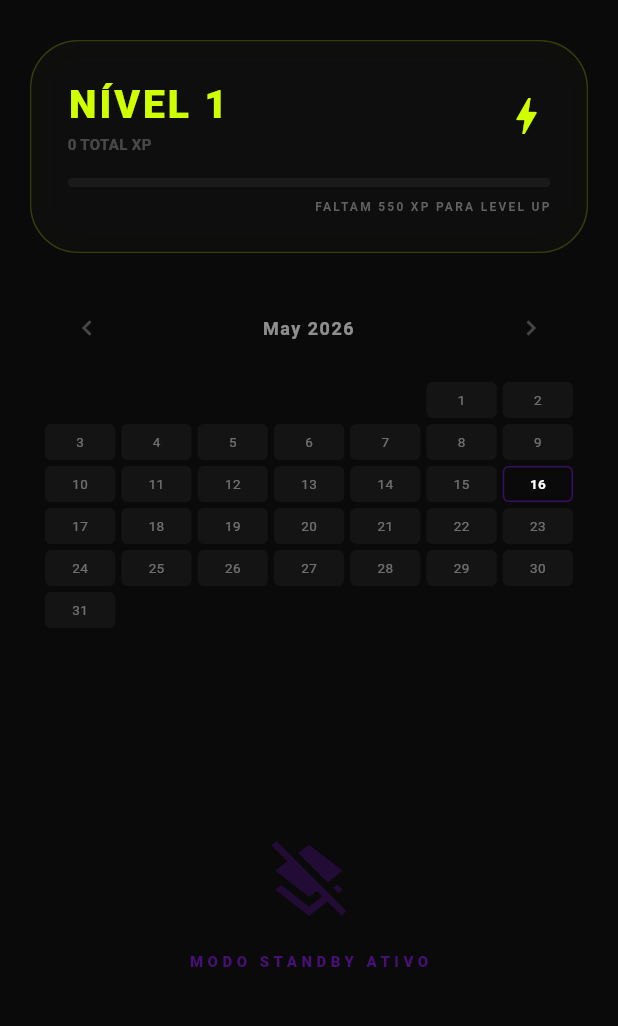
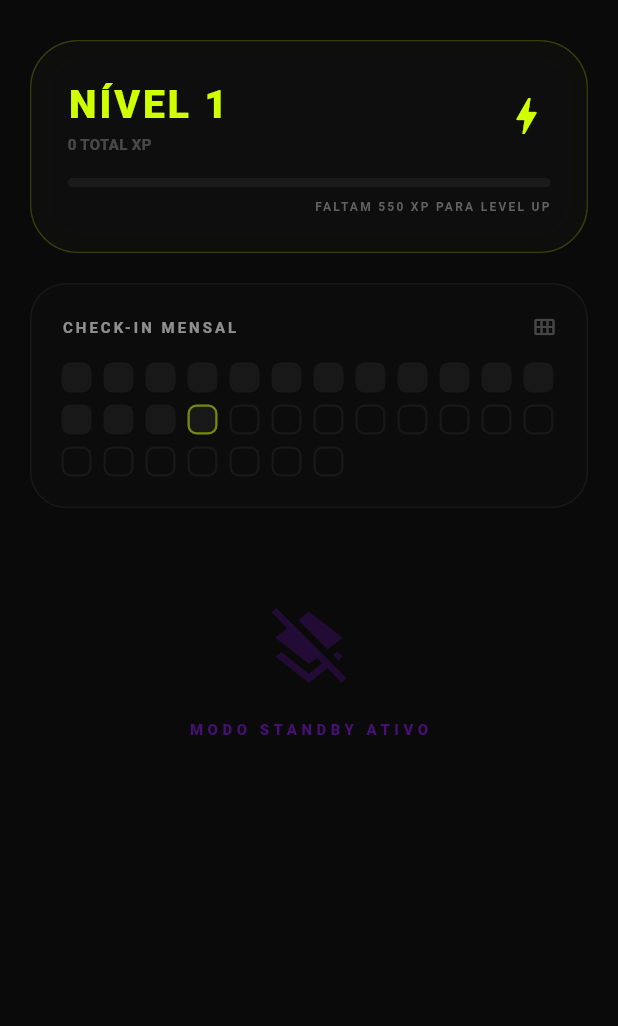
Before and after one commit to taina-coder/lifereset, a Flutter app: the HomeScreen screen opened by its route, on a phone screen of 412 x 824 dp, the part 59-1085 px from its top. Run offline on Flutter 3.47's test engine with Material 3 defaults, Android fonts, the phone set to English and light mode, and no system bars; drawn by our look-alikes of table_calendar; our stand-ins replace fl_chart, image_picker, shared_preferences; accounts and stored records are empty.

Commit message:
correção de bugs

```diff
--- a/lib/screens/manage_goals_screen.dart
+++ b/lib/screens/manage_goals_screen.dart
@@ -130,7 +130,7 @@ class _ManageGoalsScreenState extends State<ManageGoalsScreen> {
                         ),
                       ),
                     );
-                  }).toList(),
+                  }),
                 ],
               ),
             ),
--- /dev/null
+++ b/life_reset/lib/models/exercise_load.dart
@@ -0,0 +1,28 @@
+class ExerciseLoad {
+  final String exerciseName; // Pode ser o ID do exercício, dependendo de como está no seu app
+  final double weight;
+  final DateTime date;
+
+  ExerciseLoad({
+    required this.exerciseName,
+    required this.weight,
+    required this.date,
+  });
+
+  // Métodos úteis caso você esteja salvando em SQLite, Firebase ou SharedPreferences
+  Map<String, dynamic> toMap() {
+    return {
+      'exerciseName': exerciseName,
+      'weight': weight,
+      'date': date.toIso8601String(),
+    };
+  }
+
+  factory ExerciseLoad.fromMap(Map<String, dynamic> map) {
+    return ExerciseLoad(
+      exerciseName: map['exerciseName'],
+      weight: map['weight'],
+      date: DateTime.parse(map['date']),
+    );
+  }
+}
--- a/life_reset/lib/screens/home_screen.dart
+++ b/life_reset/lib/screens/home_screen.dart
@@ -1,15 +1,15 @@
 import 'package:flutter/material.dart';
 import 'dart:ui';
-import 'package:table_calendar/table_calendar.dart';
 import '../models/habit.dart';
 import '../data/habit_catalog.dart';
 import '../services/storage_service.dart';
 import '../services/habit_service.dart';
 import '../services/level_service.dart';
 import '../services/attribute_service.dart';
-import '../services/checkin_service.dart';
 import '../widgets/custom_drawer.dart';
 import '../models/task.dart';
+import '../services/checkin_service.dart';
+import '../widgets/add_load_dialog.dart'; // NOVO: Importação do widget de registrar carga
 
 class HomeScreen extends StatefulWidget {
   const HomeScreen({super.key});
@@ -28,9 +28,7 @@ class _HomeScreenState extends State<HomeScreen> {
 
   List<Habit> activeHabits = [];
   Map<String, double> overallProgressMap = {};
-
   List<String> checkinHistory = [];
-
   bool isLoading = true;
   int totalXp = 0;
 
@@ -93,7 +91,6 @@ class _HomeScreenState extends State<HomeScreen> {
 
     await StorageService.saveActiveHabits(activeHabits);
     await HabitService.logHabitAction(habit.id, habit.dayProgress * 100);
-
     overallProgressMap[habit.id] = await HabitService.getOverallProgress(habit);
     checkinHistory = await CheckinService.getCheckinHistory();
 
@@ -130,98 +127,27 @@ class _HomeScreenState extends State<HomeScreen> {
       drawer: const CustomDrawer(),
       body: Column(
         children: [
+          // NÍVEL GLOBAL (Fixo no topo da tela)
           _buildLevelHeader(),
 
+          // ÁREA ROLÁVEL (Calendário + Cards)
           Expanded(
-            child: activeHabits.isEmpty
-                ? Column(
-                    children: [
-                      Padding(
-                        padding: const EdgeInsets.symmetric(horizontal: 20),
-                        child: _buildMiniCalendar(),
-                      ),
-                      Expanded(child: _buildEmptyState()),
-                    ],
-                  )
-                : ListView.builder(
+            child: ListView(
               key: const PageStorageKey('main_habit_scroll'),
               padding: const EdgeInsets.symmetric(horizontal: 20, vertical: 10),
-                    itemCount: activeHabits.length + 1,
-                    itemBuilder: (context, index) {
-                      if (index == 0) {
-                        return Padding(
-                          padding: const EdgeInsets.only(bottom: 24),
-                          child: _buildMiniCalendar(),
-                        );
-                      }
-                      return _buildHabitCard(activeHabits[index - 1], index - 1);
-                    },
+              children: [
+
+                // O calendário agora rola junto com os cards
+                _buildMonthlyCheckinBlocks(),
+
+                if (activeHabits.isEmpty)
+                  _buildEmptyState()
+                else
+                  ...activeHabits.asMap().entries.map((entry) => _buildHabitCard(entry.value, entry.key)),
+              ],
             ),
           ),
         ],
-      ),
-    );
-  }
-
-  // CALENDÁRIO ULTRACÓMPACTO: Sem dias da semana e ainda menor
-  Widget _buildMiniCalendar() {
-    return Container(
-      padding: const EdgeInsets.symmetric(horizontal: 8),
-      child: TableCalendar(
-        firstDay: DateTime.utc(2023, 1, 1),
-        lastDay: DateTime.utc(2030, 12, 31),
-        focusedDay: DateTime.now(),
-        calendarFormat: CalendarFormat.month,
-        availableCalendarFormats: const {CalendarFormat.month: 'Mês'},
-
-        // ESCONDE OS DIAS DA SEMANA E DIMINUI A ALTURA
-        daysOfWeekVisible: false,
-        rowHeight: 28,
-
-        headerStyle: const HeaderStyle(
-          formatButtonVisible: false,
-          titleCentered: true,
-          titleTextStyle: TextStyle(color: Colors.white54, fontWeight: FontWeight.bold, fontSize: 12, letterSpacing: 1),
-          leftChevronIcon: Icon(Icons.chevron_left, color: Colors.white24, size: 20),
-          rightChevronIcon: Icon(Icons.chevron_right, color: Colors.white24, size: 20),
-          headerMargin: EdgeInsets.only(bottom: 4), // Aproxima os quadrados do título
-        ),
-
-        calendarStyle: CalendarStyle(
-          outsideDaysVisible: false,
-          cellMargin: const EdgeInsets.all(2), // Quase colados
-
-          defaultTextStyle: const TextStyle(color: Colors.white38, fontSize: 9),
-          weekendTextStyle: const TextStyle(color: Colors.white38, fontSize: 9),
-
-          // Estilo minimalista para dias vazios
-          defaultDecoration: BoxDecoration(
-            color: Colors.white.withOpacity(0.04),
-            borderRadius: BorderRadius.circular(4), // Mais quadrado
-          ),
-          weekendDecoration: BoxDecoration(
-            color: Colors.white.withOpacity(0.04),
-            borderRadius: BorderRadius.circular(4),
-          ),
-
-          todayTextStyle: const TextStyle(color: Colors.white, fontSize: 9, fontWeight: FontWeight.bold),
-          todayDecoration: BoxDecoration(
-            color: Colors.transparent,
-            borderRadius: BorderRadius.circular(4),
-            border: Border.all(color: colorPrimary.withOpacity(0.4), width: 1),
-          ),
-
-          selectedTextStyle: const TextStyle(color: Colors.white, fontWeight: FontWeight.bold, fontSize: 9),
-          selectedDecoration: BoxDecoration(
-            color: colorPrimary,
-            borderRadius: BorderRadius.circular(4),
-          ),
-        ),
-
-        selectedDayPredicate: (day) {
-          String formattedDay = day.toIso8601String().split('T')[0];
-          return checkinHistory.contains(formattedDay);
-        },
       ),
     );
   }
@@ -232,7 +158,7 @@ class _HomeScreenState extends State<HomeScreen> {
     int nextLevelXp = LevelService.xpPerLevel - (totalXp % LevelService.xpPerLevel);
 
     return Container(
-      margin: const EdgeInsets.fromLTRB(20, 10, 20, 20),
+      margin: const EdgeInsets.fromLTRB(20, 10, 20, 10),
       decoration: BoxDecoration(
         color: colorSurface.withOpacity(0.5),
         borderRadius: BorderRadius.circular(32),
@@ -285,6 +211,82 @@ class _HomeScreenState extends State<HomeScreen> {
     );
   }
 
+  Widget _buildMonthlyCheckinBlocks() {
+    DateTime now = DateTime.now();
+    int daysInMonth = DateTime(now.year, now.month + 1, 0).day;
+    String currentMonthStr = now.month.toString().padLeft(2, '0');
+    String currentYearStr = now.year.toString();
+
+    return Container(
+      // A margem lateral foi removida para alinhar com os cards dentro do ListView
+      margin: const EdgeInsets.only(bottom: 24),
+      padding: const EdgeInsets.all(20),
+      decoration: BoxDecoration(
+        color: colorSurface.withOpacity(0.3),
+        borderRadius: BorderRadius.circular(24),
+        border: Border.all(color: Colors.white.withOpacity(0.05)),
+      ),
+      child: Column(
+        crossAxisAlignment: CrossAxisAlignment.start,
+        children: [
+          Row(
+            mainAxisAlignment: MainAxisAlignment.spaceBetween,
+            children: [
+              const Text("CHECK-IN MENSAL", style: TextStyle(color: Colors.white54, fontSize: 10, fontWeight: FontWeight.bold, letterSpacing: 2)),
+              Icon(Icons.calendar_view_month, color: Colors.white24, size: 16),
+            ],
+          ),
+          const SizedBox(height: 16),
+          Wrap(
+            spacing: 8,
+            runSpacing: 8,
+            children: List.generate(daysInMonth, (index) {
+              int day = index + 1;
+              String dayStr = day.toString().padLeft(2, '0');
+              String dateToCheck = "$currentYearStr-$currentMonthStr-$dayStr";
+
+              bool isCheckedIn = checkinHistory.contains(dateToCheck);
+              bool isFuture = day > now.day;
+              bool isToday = day == now.day;
+
+              Color blockColor;
+              Color borderColor;
+
+              if (isCheckedIn) {
+                blockColor = colorAccent;
+                borderColor = colorAccent;
+              } else if (isFuture) {
+                blockColor = Colors.transparent;
+                borderColor = Colors.white.withOpacity(0.05);
+              } else {
+                blockColor = Colors.white.withOpacity(0.05);
+                borderColor = Colors.transparent;
+              }
+
+              if (isToday && !isCheckedIn) {
+                borderColor = colorAccent.withOpacity(0.5);
+              }
+
+              return AnimatedContainer(
+                duration: const Duration(milliseconds: 300),
+                width: 20,
+                height: 20,
+                decoration: BoxDecoration(
+                  color: blockColor,
+                  borderRadius: BorderRadius.circular(6),
+                  border: Border.all(color: borderColor, width: 1.5),
+                  boxShadow: isCheckedIn ? [
+                    BoxShadow(color: colorAccent.withOpacity(0.3), blurRadius: 4, spreadRadius: 1)
+                  ] : [],
+                ),
+              );
+            }),
+          ),
+        ],
+      ),
+    );
+  }
+
   Widget _buildHabitCard(Habit habit, int habitIndex) {
     return Container(
       margin: const EdgeInsets.only(bottom: 24),
@@ -331,7 +333,11 @@ class _HomeScreenState extends State<HomeScreen> {
                   return _buildSubTaskItem(
                     task.title,
                     task.isCompleted,
-                    () => _toggleSubTask(habitIndex, taskIdx)
+                    () => _toggleSubTask(habitIndex, taskIdx),
+                    // NOVO: Passamos a função de abrir o modal apenas se o hábito for o de treino!
+                    habit.id == 'treino_hibrido'
+                        ? () => showAddLoadDialog(context, task.title)
+                        : null,
                   );
                 }),
               ],
@@ -342,9 +348,11 @@ class _HomeScreenState extends State<HomeScreen> {
     );
   }
 
-  Widget _buildSubTaskItem(String title, bool isDone, VoidCallback onTap) {
+  // NOVO: A função agora aceita um parâmetro opcional onAddLoad
+  Widget _buildSubTaskItem(String title, bool isDone, VoidCallback onTap, [VoidCallback? onAddLoad]) {
     return GestureDetector(
       onTap: onTap,
+      onLongPress: onAddLoad, // NOVO: Segurar o clique também abre o modal
       child: AnimatedContainer(
         duration: const Duration(milliseconds: 300),
         margin: const EdgeInsets.only(bottom: 12),
@@ -367,6 +375,14 @@ class _HomeScreenState extends State<HomeScreen> {
                 decoration: isDone ? TextDecoration.lineThrough : null,
               )),
             ),
+            // NOVO: Se o onAddLoad foi passado (ou seja, é um exercício), exibe o ícone de peso
+            if (onAddLoad != null)
+              IconButton(
+                icon: Icon(Icons.fitness_center, color: isDone ? colorAccent : Colors.white54, size: 20),
+                onPressed: onAddLoad,
+                padding: EdgeInsets.zero,
+                constraints: const BoxConstraints(), // Reduz o tamanho clicável do botão para encaixar bem
+              ),
           ],
         ),
       ),
@@ -374,7 +390,9 @@ class _HomeScreenState extends State<HomeScreen> {
   }
 
   Widget _buildEmptyState() {
-    return Center(
+    return Padding(
+      padding: const EdgeInsets.only(top: 40),
+      child: Center(
         child: Column(
           mainAxisAlignment: MainAxisAlignment.center,
           children: [
@@ -384,6 +402,7 @@ class _HomeScreenState extends State<HomeScreen> {
               style: TextStyle(color: colorPrimary.withOpacity(0.5), fontWeight: FontWeight.w900, fontSize: 10, letterSpacing: 3)),
           ],
         ),
+      ),
     );
   }
 }
--- a/life_reset/lib/screens/manage_goals_screen.dart
+++ b/life_reset/lib/screens/manage_goals_screen.dart
@@ -130,7 +130,7 @@ class _ManageGoalsScreenState extends State<ManageGoalsScreen> {
                         ),
                       ),
                     );
-                  }).toList(),
+                  }),
                 ],
               ),
             ),
--- a/life_reset/lib/services/habit_service.dart
+++ b/life_reset/lib/services/habit_service.dart
@@ -3,16 +3,14 @@ import 'package:shared_preferences/shared_preferences.dart';
 import '../models/habit.dart';
 import '../models/task.dart';
 import '../data/habit_catalog.dart';
-
-// Importações necessárias para acessar o gênero salvo no onboarding
-import '../services/storage_service.dart';
-import '../models/player.dart';
+import '../models/exercise_load.dart'; // NOVO: Importação do modelo de carga
 
 class HabitService {
   static const String _historyKeyPrefix = 'habit_history_';
   static const String _lastResetKey = 'last_reset_date'; // Chave para controlar o reset
+  static const String _loadHistoryKey = 'exercise_load_history'; // NOVO: Chave para as cargas
 
-  // NOVO: Verifica se o dia mudou e reseta as tarefas
+  // Verifica se o dia mudou e reseta as tarefas
   static Future<void> checkDailyReset(List<Habit> activeHabits) async {
     final prefs = await SharedPreferences.getInstance();
     final String today = DateTime.now().toString().split(' ')[0];
@@ -78,38 +76,19 @@ class HabitService {
     }
   }
 
-  // Escala de Treino Dinâmica baseada no Gênero
+  // Escala de Treino: Nova divisão semanal
   static Future<void> checkWorkoutTask(List<Habit> activeHabits) async {
-    // Carrega os dados do jogador salvos no onboarding
-    final Player? player = await StorageService.loadPlayer();
-    final String gender = player?.gender ?? 'Feminino'; // Fallback padrão caso não encontre
-
-    Map<int, List<String>> workoutFeminino = {
-      1: ["Cardio leve 15–20min", "Agachamento livre – 4x10", "Leg press – 4x12", "Afundo – 3x10 cada perna", "Cadeira extensora – 3x15", "Elevação pélvica – 4x12", "Abdutor – 3x15"],
-      2: ["Cardio leve 20min", "Puxada na frente – 4x10", "Remada – 4x10", "Face pull – 3x15", "Rosca bíceps – 3x12", "Tríceps pulley – 3x12", "Abdominal – 3x15"],
-      3: ["Cardio escada 20min", "Stiff – 4x10", "Mesa flexora – 4x12", "Hip thrust pesado – 4x8-10", "Coice no cabo – 3x15", "Passada longa – 3x12"],
-      4: ["Caminhada leve 30–40min", "Alongamento completo", "Mobilidade", "Core leve (prancha 3x30s, abdominal curto 3x15)"],
-      5: ["Cardio leve 20min", "Supino – 4x10", "Desenvolvimento ombro – 3x12", "Elevação lateral – 3x15", "Crucifixo máquina – 3x12", "Tríceps – 3x12", "Abdominal – 3x15"],
+    Map<int, List<String>> workout = {
+      1: ["Cardio (1h): caminhada inclinada ou escada", "Agachamento livre – 4x12", "Leg press – 4x12", "Afundo – 3x10 cada perna", "Cadeira extensora – 3x15", "Elevação pélvica – 4x12", "Abdutor – 3x15"],
+      2: ["Stiff – 4x10", "Mesa flexora – 4x12", "Glúteo no cabo – 3x15", "Elevação pélvica pesada – 4x10", "Passada longa – 3x12"],
+      3: ["Cardio: corrida leve ou elíptico", "Supino – 4x10", "Remada – 4x10", "Puxada na frente – 3x12", "Desenvolvimento ombro – 3x12", "Rosca bíceps – 3x12", "Tríceps pulley – 3x12"],
+      4: ["Cardio: escada ou HIIT leve", "Agachamento sumô – 3x15", "Leg press leve – 3x15", "Cadeira extensora – 3x15", "Abdutor – 3x20", "Panturrilha – 4x15", "Circuito leve sem descanso longo"],
+      5: ["Cardio: caminhada inclinada", "Hip thrust – 5x10", "Stiff – 4x10", "Glúteo máquina – 4x12", "Coice no cabo – 3x15", "Abdutor pesado – 4x12"],
       6: ["Cardio: HIIT leve/moderado", "Agachamento", "Flexão", "Remada", "Afundo", "Abdominal"],
       7: ["Cardio", "Alongamento completo", "Mobilidade", "Core leve (prancha, abdominal curto)", "Treino leve"],
     };
 
-    Map<int, List<String>> workoutMasculino = {
-      1: ["Supino reto (barra ou máquina) – 3x10-12", "Supino inclinado – 3x10-12", "Crucifixo (máquina ou halter) – 3x12", "Tríceps corda – 3x12", "Tríceps testa – 3x10", "Cardio: esteira 30min (ritmo moderado)"],
-      2: ["Puxada na frente – 3x10-12", "Remada baixa – 3x10-12", "Remada unilateral – 3x10", "Rosca direta – 3x10", "Rosca alternada – 3x12", "Cardio: esteira 30min"],
-      3: ["Agachamento (livre ou máquina) – 3x10", "Leg press – 3x12", "Cadeira extensora – 3x12", "Cadeira flexora – 3x12", "Panturrilha – 3x15", "Cardio: esteira 30min leve"],
-      4: ["Desenvolvimento – 3x10", "Elevação lateral – 3x12", "Elevação frontal – 3x12", "Abdominal reto – 3x15", "Prancha – 3x30-40s", "Cardio: esteira 30min"],
-      5: ["Circuito leve full body", "Agachamento", "Flexão", "Remada", "Afundo", "Abdominal", "Cardio: esteira 30min (mais intenso)"],
-      6: ["Cardio: HIIT leve/moderado", "Agachamento", "Flexão", "Remada", "Afundo", "Abdominal"],
-      7: ["Cardio", "Alongamento completo", "Mobilidade", "Core leve (prancha, abdominal curto)", "Treino leve"],
-    };
-
-    // Define qual mapa de treino usar
-    Map<int, List<String>> activeWorkout = (gender.toLowerCase() == 'masculino')
-        ? workoutMasculino
-        : workoutFeminino;
-
-    List<String> todayTasks = activeWorkout[DateTime.now().weekday] ?? [];
+    List<String> todayTasks = workout[DateTime.now().weekday] ?? [];
 
     for (var habit in activeHabits) {
       if (habit.id == 'treino_hibrido') {
@@ -178,4 +157,61 @@ class HabitService {
     double finalProgress = totalScore / (targetDays * 100);
     return finalProgress.clamp(0.0, 1.0);
   }
+
+  // =========================================================================
+  // NOVAS FUNCIONALIDADES: ACOMPANHAMENTO DE CARGA
+  // =========================================================================
+
+  // Extrai uma lista consolidada dos exercícios a partir da sua escala de treino
+  static List<String> getAvailableExercises() {
+    return [
+      "Agachamento livre", "Agachamento sumô", "Agachamento",
+      "Leg press", "Leg press leve",
+      "Cadeira extensora", "Mesa flexora",
+      "Elevação pélvica", "Elevação pélvica pesada", "Hip thrust",
+      "Abdutor", "Abdutor pesado", "Glúteo máquina", "Glúteo no cabo", "Coice no cabo",
+      "Afundo", "Passada longa", "Stiff",
+      "Supino", "Remada", "Puxada na frente", "Desenvolvimento ombro",
+      "Rosca bíceps", "Tríceps pulley", "Panturrilha", "Flexão"
+    ];
+  }
+
+  // Salva o peso de um exercício no SharedPreferences
+  static Future<void> addExerciseLoad(String exerciseName, double weight) async {
+    final prefs = await SharedPreferences.getInstance();
+
+    final newLoad = ExerciseLoad(
+      exerciseName: exerciseName,
+      weight: weight,
+      date: DateTime.now(),
+    );
+
+    // Busca o histórico atual
+    String? historyJson = prefs.getString(_loadHistoryKey);
+    List<dynamic> historyList = historyJson != null ? jsonDecode(historyJson) : [];
+
+    // Adiciona o novo registro e salva
+    historyList.add(newLoad.toMap());
+    await prefs.setString(_loadHistoryKey, jsonEncode(historyList));
+  }
+
+  // Busca o histórico filtrado e ordenado para desenhar o gráfico
+  static Future<List<ExerciseLoad>> getHistoryForExercise(String exerciseName) async {
+    final prefs = await SharedPreferences.getInstance();
+    String? historyJson = prefs.getString(_loadHistoryKey);
+
+    if (historyJson == null) return [];
+
+    List<dynamic> historyList = jsonDecode(historyJson);
+
+    // Converte de Map para Objeto, filtra pelo nome e ordena pela data (mais antigo -> mais recente)
+    List<ExerciseLoad> loads = historyList
+        .map((item) => ExerciseLoad.fromMap(item as Map<String, dynamic>))
+        .where((e) => e.exerciseName == exerciseName)
+        .toList();
+
+    loads.sort((a, b) => a.date.compareTo(b.date));
+
+    return loads;
+  }
 }
--- a/pubspec.yaml
+++ b/pubspec.yaml
@@ -16,6 +16,7 @@ dependencies:
   fl_chart: ^1.2.0
   image_picker: ^1.2.1
   table_calendar: ^3.2.0
+  intl: 0.20.2     # Para formatar as datas no eixo do gráfico
 
 dev_dependencies:
   flutter_test:
```
Also changed, not shown: life_reset/lib/screens/exercise_load_screen.dart (added, +290 -0 lines), life_reset/lib/widgets/add_load_dialog.dart (added, +98 -0 lines), life_reset/lib/widgets/custom_drawer.dart (+7 -0 lines), pubspec.lock. Lines whose indentation alone changed are shown as unchanged.
